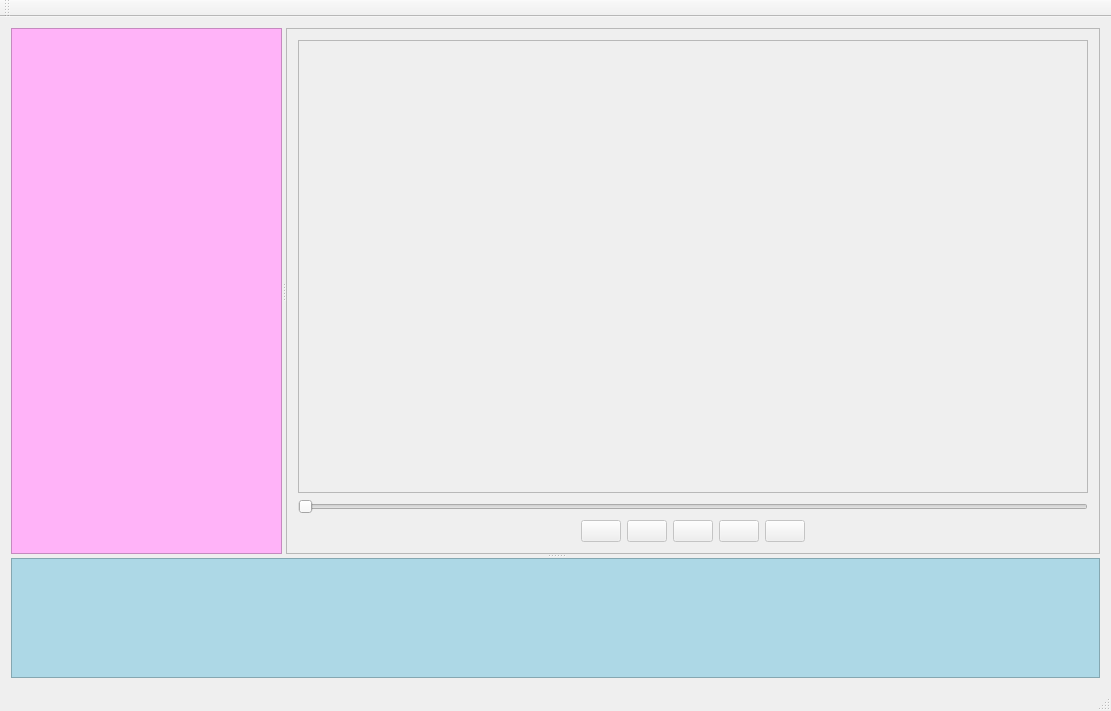
This is code/src/main/python/view/mainview/main_window.ui in felixdittrich92/mission-uncuttable as Qt 5 draws it before an edit. The edited form follows.
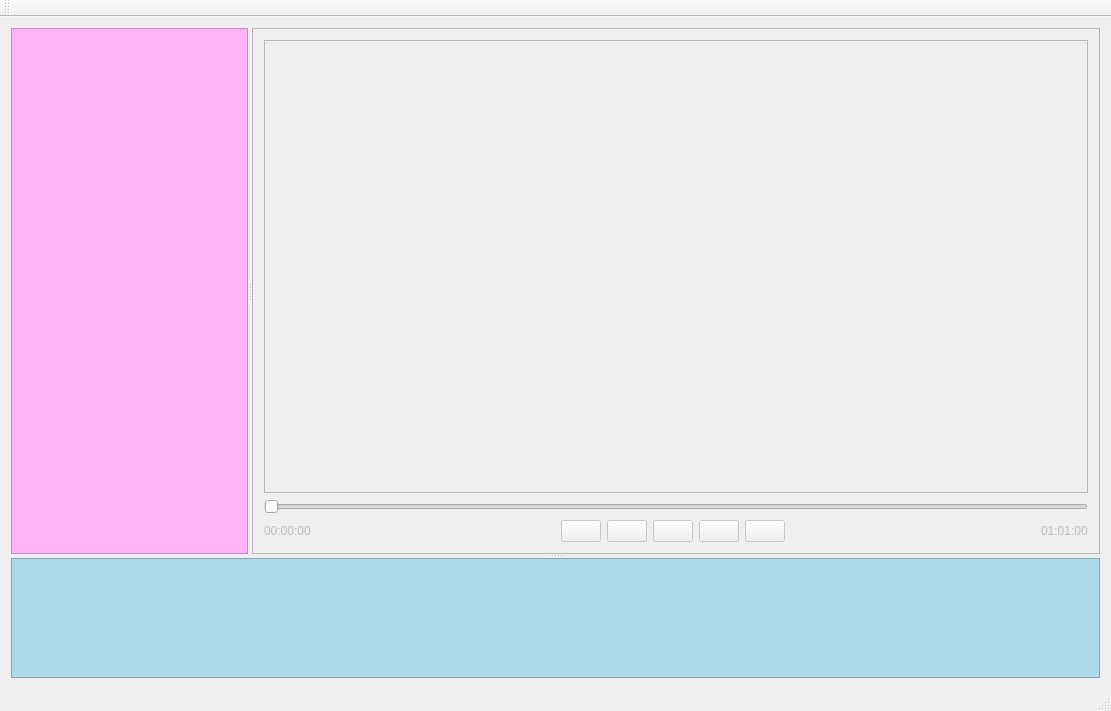
This is the edited form. Icons and pictures are not drawn.

Patch:
```diff
--- a/code/src/main/python/view/mainview/main_window.ui
+++ b/code/src/main/python/view/mainview/main_window.ui
@@ -79,20 +79,7 @@
          <enum>QFrame::Raised</enum>
         </property>
         <layout class="QGridLayout" name="gridLayout_2">
-         <item row="2" column="0">
-          <spacer name="horizontalSpacer">
-           <property name="orientation">
-            <enum>Qt::Horizontal</enum>
-           </property>
-           <property name="sizeHint" stdset="0">
-            <size>
-             <width>171</width>
-             <height>20</height>
-            </size>
-           </property>
-          </spacer>
-         </item>
-         <item row="2" column="3">
+         <item row="2" column="4">
           <widget class="QPushButton" name="pushButton">
            <property name="enabled">
             <bool>false</bool>
@@ -143,7 +130,7 @@
            </property>
           </widget>
          </item>
-         <item row="2" column="6">
+         <item row="2" column="7">
           <spacer name="horizontalSpacer_2">
            <property name="orientation">
             <enum>Qt::Horizontal</enum>
@@ -156,8 +143,8 @@
            </property>
           </spacer>
          </item>
-         <item row="2" column="1">
-          <widget class="QPushButton" name="pushButton_5">
+         <item row="2" column="3">
+          <widget class="QPushButton" name="pushButton_3">
            <property name="text">
             <string/>
            </property>
@@ -170,7 +157,7 @@
            </property>
           </widget>
          </item>
-         <item row="2" column="4">
+         <item row="2" column="5">
           <widget class="QPushButton" name="pushButton_2">
            <property name="text">
             <string/>
@@ -187,7 +174,28 @@
            </property>
           </widget>
          </item>
-         <item row="2" column="5">
+         <item row="2" column="2">
+          <widget class="QPushButton" name="pushButton_5">
+           <property name="text">
+            <string/>
+           </property>
+           <property name="icon">
+            <iconset>
+             <normaloff>:/icons png/png/006-back.png</normaloff>:/icons png/png/006-back.png</iconset>
+           </property>
+           <property name="flat">
+            <bool>false</bool>
+           </property>
+          </widget>
+         </item>
+         <item row="2" column="0">
+          <widget class="QLabel" name="label">
+           <property name="text">
+            <string>00:00:00</string>
+           </property>
+          </widget>
+         </item>
+         <item row="2" column="6">
           <widget class="QPushButton" name="pushButton_4">
            <property name="text">
             <string/>
@@ -201,28 +209,34 @@
            </property>
           </widget>
          </item>
-         <item row="2" column="2">
-          <widget class="QPushButton" name="pushButton_3">
-           <property name="text">
-            <string/>
+         <item row="2" column="1">
+          <spacer name="horizontalSpacer">
+           <property name="orientation">
+            <enum>Qt::Horizontal</enum>
            </property>
-           <property name="icon">
-            <iconset resource="../../../icons/preview_buttons/resource.qrc">
-             <normaloff>:/icons png/png/011-rewind.png</normaloff>:/icons png/png/011-rewind.png</iconset>
+           <property name="sizeHint" stdset="0">
+            <size>
+             <width>171</width>
+             <height>20</height>
+            </size>
            </property>
-           <property name="flat">
-            <bool>false</bool>
-           </property>
-          </widget>
+          </spacer>
          </item>
-         <item row="1" column="0" colspan="7">
+         <item row="1" column="0" colspan="10">
           <widget class="QSlider" name="horizontalSlider">
            <property name="orientation">
             <enum>Qt::Horizontal</enum>
            </property>
           </widget>
          </item>
-         <item row="0" column="0" colspan="7">
+         <item row="2" column="9">
+          <widget class="QLabel" name="label_2">
+           <property name="text">
+            <string>01:01:00</string>
+           </property>
+          </widget>
+         </item>
+         <item row="0" column="0" colspan="10">
           <widget class="QGraphicsView" name="graphicsView"/>
          </item>
         </layout>
```
Left out of the diff: 17 changed lines with no effect on the pictures.
